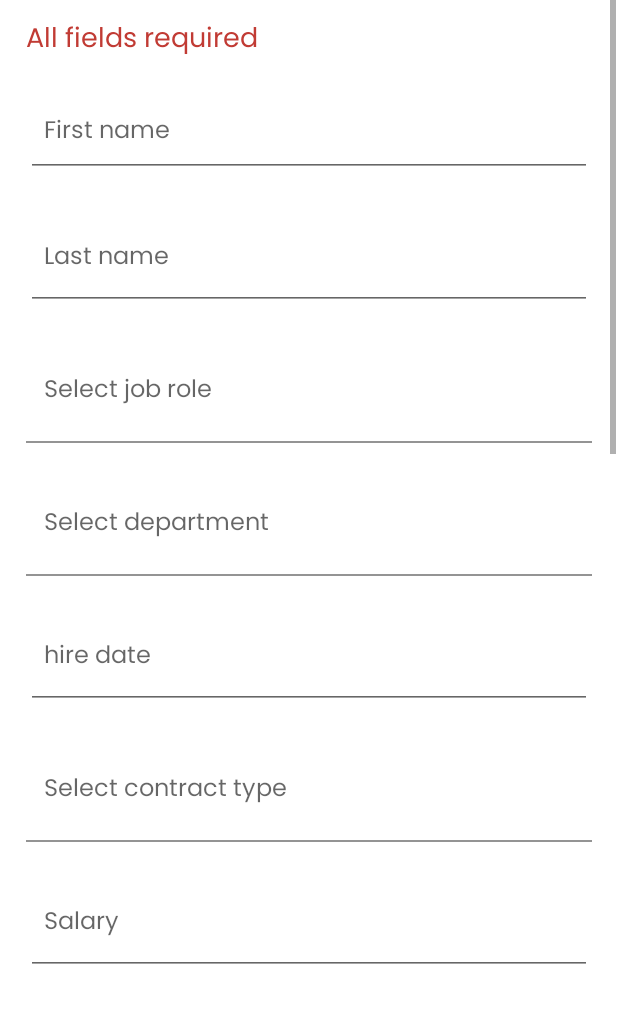
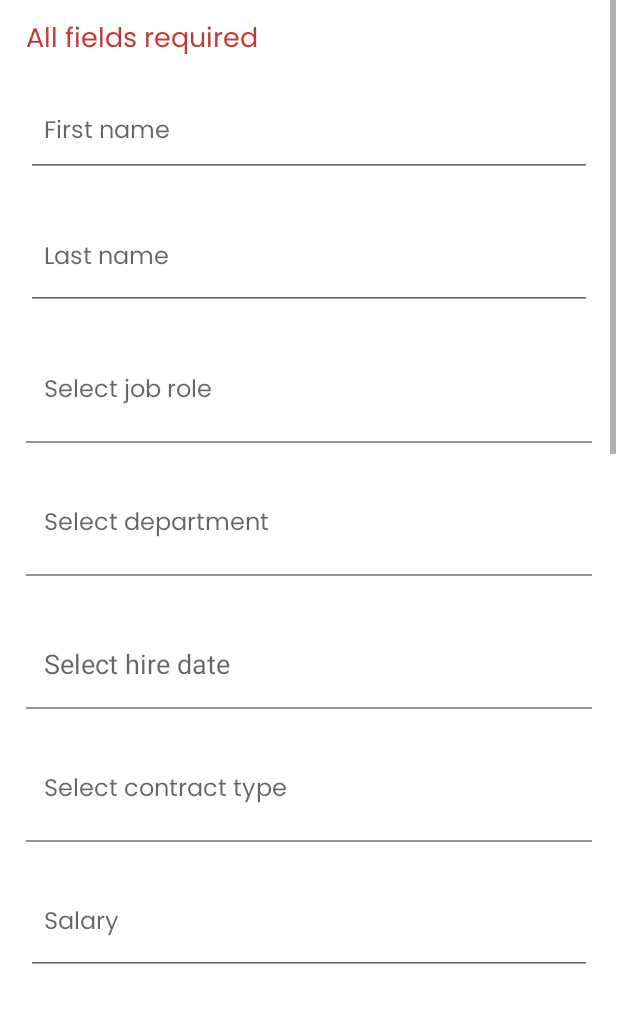
Before and after one commit to florscolari/EmployeeAppProject, an Android app: the AddEmployeeFragment screen opened through its navigation route, on a phone screen of 412 x 824 dp, the part 194-1217 px from its top. Run offline under Robolectric (Android 15) with nearby library versions, the phone set to English and light mode, and no system bars; our stand-ins replace Room's generated code, data binding; Roboto replaces fonts that are not available here.

Commit message:
ADDED date picker

```diff
--- a/app/src/main/java/au/edu/kbs/mobiledevelopment/employeeapp/fragments/AddEmployeeFragment.kt
+++ b/app/src/main/java/au/edu/kbs/mobiledevelopment/employeeapp/fragments/AddEmployeeFragment.kt
@@ -15,6 +15,10 @@ import au.edu.kbs.mobiledevelopment.employeeapp.R
 import au.edu.kbs.mobiledevelopment.employeeapp.databinding.FragmentAddEmployeeBinding
 import au.edu.kbs.mobiledevelopment.employeeapp.model.Employee
 import au.edu.kbs.mobiledevelopment.employeeapp.viewmodel.EmployeeViewModel
+import com.google.android.material.datepicker.MaterialDatePicker
+import java.text.SimpleDateFormat
+import java.util.*
+
 
 
 class AddEmployeeFragment : Fragment(R.layout.fragment_add_employee) {
@@ -96,6 +100,25 @@ class AddEmployeeFragment : Fragment(R.layout.fragment_add_employee) {
                 binding.employeeContractType.showDropDown()
             }
         }
+
+        // Date Picker from MaterialDatePicker UI Component for Hire Date
+        // Grabbing UI element from fragment .xml
+        val hireDate = binding.employeeHireDate
+        val datePicker = MaterialDatePicker.Builder.datePicker()
+            .setTitleText("Select Hiring Date")
+            .build()
+
+        // To display the picker when user taps the input field
+        hireDate.setOnClickListener{
+            datePicker.show(parentFragmentManager, "DATE_PICKER")
+        }
+
+        // To handle when user selects the date from the picker
+        datePicker.addOnPositiveButtonClickListener { selection ->
+            val sdf = SimpleDateFormat("dd-MM-yyyy", Locale.getDefault())
+            val formattedDate = sdf.format(Date(selection))
+            hireDate.setText(formattedDate)
+        } // When typing the date, the pattern is MM-dd-yyyy but I couldn't change it.
 
 
         // Checks if at least 1 input has a value to show an Alert Dialog when back btn tapped
--- a/app/src/main/res/layout/fragment_add_employee.xml
+++ b/app/src/main/res/layout/fragment_add_employee.xml
@@ -208,21 +208,33 @@
             android:layout_below="@id/employeeDepartmentContainer"
             tools:ignore="NotSibling" />
 
-        <EditText
-            android:id="@+id/employeeHireDate"
+        <!-- Date picker STARTS -->
+        <com.google.android.material.textfield.TextInputLayout
+            android:id="@+id/employeeHireDateContainer"
             android:layout_width="match_parent"
-            android:layout_height="60dp"
+            android:layout_height="wrap_content"
+            app:boxBackgroundMode="filled"
+            app:boxBackgroundColor="@android:color/transparent"
+            app:boxStrokeColor="@color/black"
+            app:hintEnabled="false"
             android:layout_below="@id/employeeDepartmentHelperText"
-            android:layout_marginTop="12dp"
-            android:layout_marginStart="16dp"
-            android:layout_marginEnd="16dp"
-            android:autofillHints=""
-            android:fontFamily="@font/poppins_regular"
-            android:gravity="top"
-            android:hint="@string/enter_hire_date"
-            android:inputType="date"
-            android:padding="12dp"
-            android:textSize="16sp" />
+            >
+
+            <com.google.android.material.textfield.MaterialAutoCompleteTextView
+                android:id="@+id/employeeHireDate"
+                android:layout_width="match_parent"
+                android:layout_marginTop="12dp"
+                android:layout_marginStart="16dp"
+                android:layout_marginEnd="16dp"
+                android:paddingStart="12dp"
+                android:paddingEnd="12dp"
+                android:layout_height="60dp"
+                android:focusable="false"
+                android:clickable="true"
+                android:inputType="none"
+                android:hint="@string/enter_hire_date" />
+        </com.google.android.material.textfield.TextInputLayout>
+        <!-- Date picker ENDS -->
 
         <TextView
             android:id="@+id/employeeHireDateHelperText"
@@ -236,7 +248,7 @@
             android:visibility="invisible"
             android:text="@string/hireDateRequired"
             android:textSize="12sp"
-            android:layout_below="@id/employeeHireDate"/>
+            android:layout_below="@id/employeeHireDateContainer"/>
 
         <!-- Dropdown container Department STARTS -->
         <com.google.android.material.textfield.TextInputLayout
--- a/app/src/main/res/values/strings.xml
+++ b/app/src/main/res/values/strings.xml
@@ -16,7 +16,7 @@
     <string name="all_fields_required">All fields required</string>
     <string name="enter_email">email</string>
     <string name="enter_department">Select department</string>
-    <string name="enter_hire_date">hire date</string>
+    <string name="enter_hire_date">Select hire date</string>
     <string name="enter_contract_type">Select contract type</string>
     <string name="enter_salary">Salary</string>
     <string name="enter_phone_number">Phone number</string>
```
